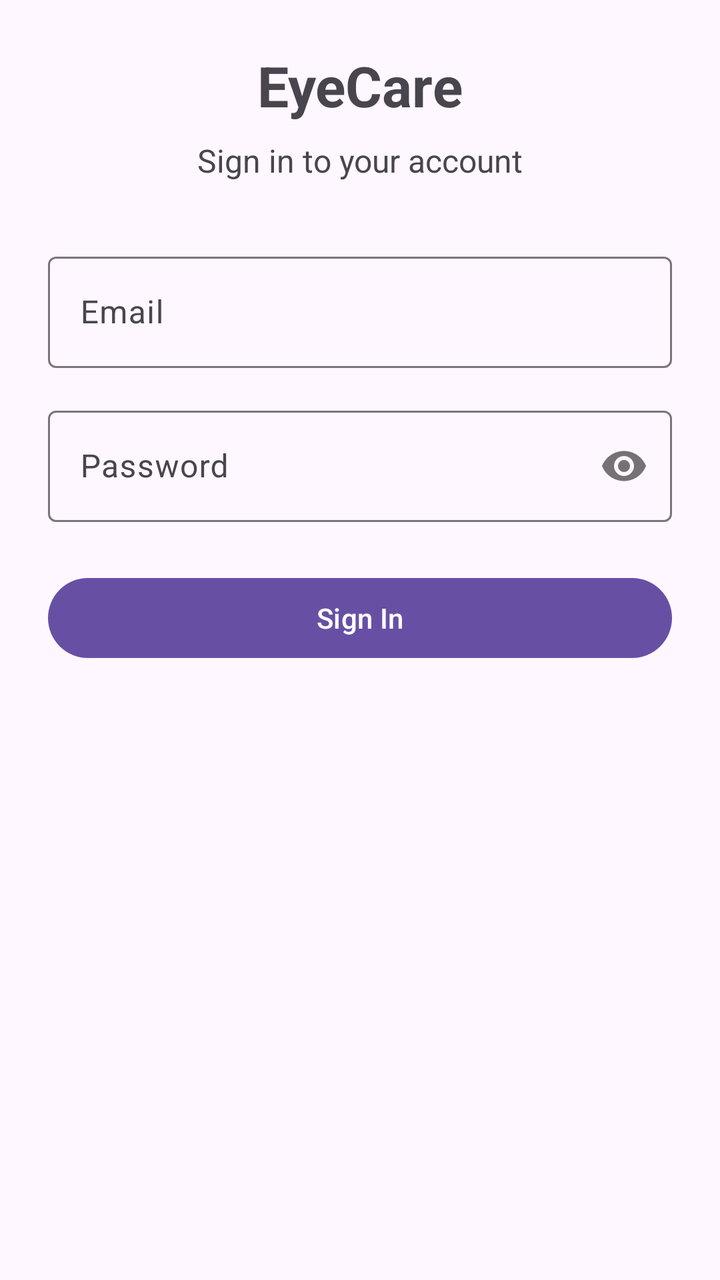
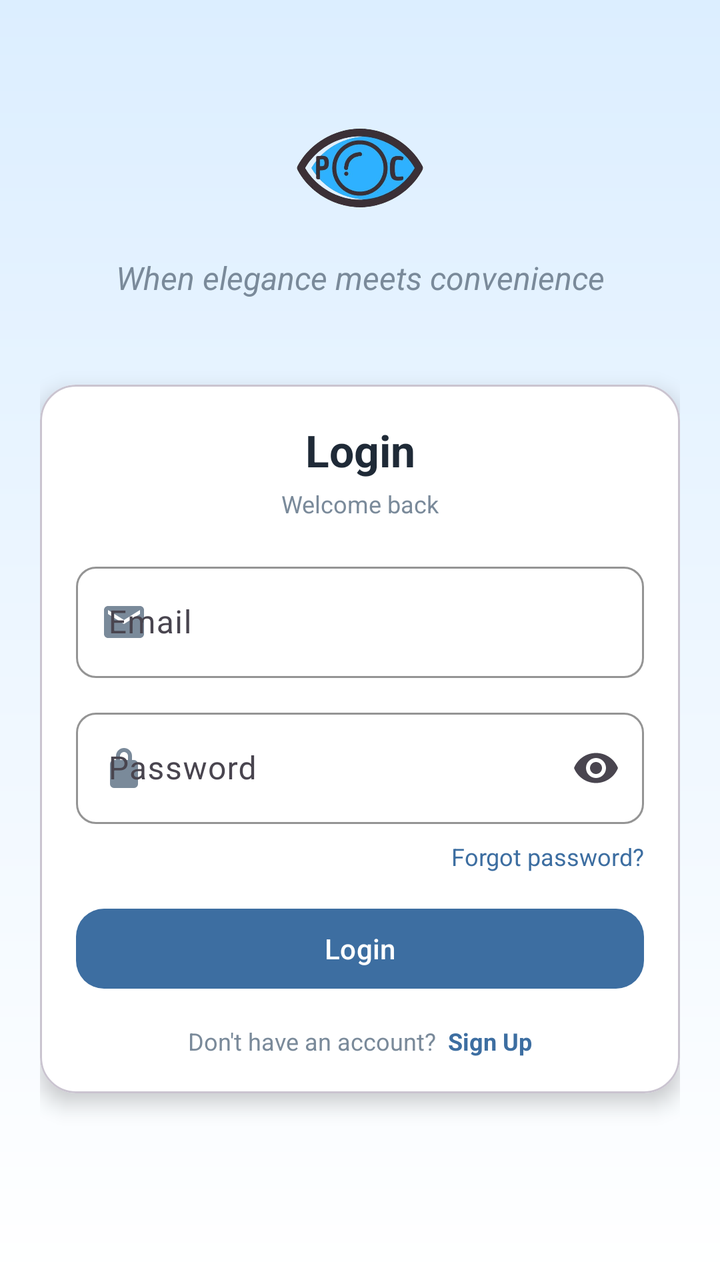

Screens rendered from an Android XML layout before and after an edit, with the pre-edit source and the edit as a unified diff.
<!-- AndroidManifest.xml: application theme Theme.OpticalSystem -->
<!-- res/layout/fragment_login.xml -->
<?xml version="1.0" encoding="utf-8"?>
<androidx.constraintlayout.widget.ConstraintLayout
    xmlns:android="http://schemas.android.com/apk/res/android"
    xmlns:app="http://schemas.android.com/apk/res-auto"
    android:layout_width="match_parent"
    android:layout_height="match_parent"
    android:padding="24dp">

    <TextView
        android:id="@+id/tvTitle"
        android:layout_width="wrap_content"
        android:layout_height="wrap_content"
        android:text="@string/app_name"
        android:textSize="28sp"
        android:textStyle="bold"
        app:layout_constraintBottom_toTopOf="@id/etEmail"
        app:layout_constraintEnd_toEndOf="parent"
        app:layout_constraintStart_toStartOf="parent"
        app:layout_constraintTop_toTopOf="parent"
        app:layout_constraintVertical_chainStyle="packed" />

    <TextView
        android:id="@+id/tvSubtitle"
        android:layout_width="wrap_content"
        android:layout_height="wrap_content"
        android:layout_marginTop="8dp"
        android:text="Sign in to your account"
        android:textSize="16sp"
        app:layout_constraintEnd_toEndOf="parent"
        app:layout_constraintStart_toStartOf="parent"
        app:layout_constraintTop_toBottomOf="@id/tvTitle" />

    <com.google.android.material.textfield.TextInputLayout
        android:id="@+id/tilEmail"
        android:layout_width="0dp"
        android:layout_height="wrap_content"
        android:layout_marginTop="32dp"
        app:layout_constraintEnd_toEndOf="parent"
        app:layout_constraintStart_toStartOf="parent"
        app:layout_constraintTop_toBottomOf="@id/tvSubtitle">

        <com.google.android.material.textfield.TextInputEditText
            android:id="@+id/etEmail"
            android:layout_width="match_parent"
            android:layout_height="wrap_content"
            android:hint="Email"
            android:inputType="textEmailAddress" />

    </com.google.android.material.textfield.TextInputLayout>

    <com.google.android.material.textfield.TextInputLayout
        android:id="@+id/tilPassword"
        android:layout_width="0dp"
        android:layout_height="wrap_content"
        android:layout_marginTop="16dp"
        app:passwordToggleEnabled="true"
        app:layout_constraintEnd_toEndOf="parent"
        app:layout_constraintStart_toStartOf="parent"
        app:layout_constraintTop_toBottomOf="@id/tilEmail">

        <com.google.android.material.textfield.TextInputEditText
            android:id="@+id/etPassword"
            android:layout_width="match_parent"
            android:layout_height="wrap_content"
            android:hint="Password"
            android:inputType="textPassword" />

    </com.google.android.material.textfield.TextInputLayout>

    <com.google.android.material.button.MaterialButton
        android:id="@+id/btnLogin"
        android:layout_width="0dp"
        android:layout_height="wrap_content"
        android:layout_marginTop="24dp"
        android:text="Sign In"
        app:layout_constraintEnd_toEndOf="parent"
        app:layout_constraintStart_toStartOf="parent"
        app:layout_constraintTop_toBottomOf="@id/tilPassword" />

    <ProgressBar
        android:id="@+id/progressBar"
        android:layout_width="wrap_content"
        android:layout_height="wrap_content"
        android:visibility="gone"
        app:layout_constraintBottom_toBottomOf="parent"
        app:layout_constraintEnd_toEndOf="parent"
        app:layout_constraintStart_toStartOf="parent"
        app:layout_constraintTop_toBottomOf="@id/btnLogin" />

</androidx.constraintlayout.widget.ConstraintLayout>
<!-- resources referenced by this layout -->
<resources>
  <string name="app_name">EyeCare</string>
  <style name="Theme.OpticalSystem" parent="Base.Theme.OpticalSystem" />
  <style name="Base.Theme.OpticalSystem" parent="Theme.Material3.DayNight.NoActionBar">
          
          
      </style>
</resources>

<!-- the commit's change to res/layout/fragment_login.xml (unified diff, before → after) -->
@@ -1,90 +1,198 @@
 <?xml version="1.0" encoding="utf-8"?>
-<androidx.constraintlayout.widget.ConstraintLayout
-    xmlns:android="http://schemas.android.com/apk/res/android"
+<androidx.constraintlayout.widget.ConstraintLayout xmlns:android="http://schemas.android.com/apk/res/android"
     xmlns:app="http://schemas.android.com/apk/res-auto"
     android:layout_width="match_parent"
     android:layout_height="match_parent"
-    android:padding="24dp">
+    android:background="@drawable/bg_login_gradient"
+    android:padding="20dp">
+
+    <ImageView
+        android:id="@+id/ivLogo"
+        android:layout_width="72dp"
+        android:layout_height="72dp"
+        android:layout_marginTop="28dp"
+        android:contentDescription="@string/app_name"
+        android:scaleType="fitCenter"
+        android:src="@drawable/login_logo"
+        app:layout_constraintEnd_toEndOf="parent"
+        app:layout_constraintStart_toStartOf="parent"
+        app:layout_constraintTop_toTopOf="parent" />
 
     <TextView
-        android:id="@+id/tvTitle"
-        android:layout_width="wrap_content"
-        android:layout_height="wrap_content"
-        android:text="@string/app_name"
-        android:textSize="28sp"
-        android:textStyle="bold"
-        app:layout_constraintBottom_toTopOf="@id/etEmail"
-        app:layout_constraintEnd_toEndOf="parent"
-        app:layout_constraintStart_toStartOf="parent"
-        app:layout_constraintTop_toTopOf="parent"
-        app:layout_constraintVertical_chainStyle="packed" />
-
-    <TextView
-        android:id="@+id/tvSubtitle"
+        android:id="@+id/tvTagline"
         android:layout_width="wrap_content"
         android:layout_height="wrap_content"
         android:layout_marginTop="8dp"
-        android:text="Sign in to your account"
+        android:text="@string/login_tagline"
+        android:textColor="@color/login_hint"
         android:textSize="16sp"
+        android:textStyle="italic"
         app:layout_constraintEnd_toEndOf="parent"
         app:layout_constraintStart_toStartOf="parent"
-        app:layout_constraintTop_toBottomOf="@id/tvTitle" />
+        app:layout_constraintTop_toBottomOf="@id/ivLogo" />
 
-    <com.google.android.material.textfield.TextInputLayout
-        android:id="@+id/tilEmail"
+    <com.google.android.material.card.MaterialCardView
+        android:id="@+id/cardLogin"
         android:layout_width="0dp"
         android:layout_height="wrap_content"
-        android:layout_marginTop="32dp"
-        app:layout_constraintEnd_toEndOf="parent"
-        app:layout_constraintStart_toStartOf="parent"
-        app:layout_constraintTop_toBottomOf="@id/tvSubtitle">
-
-        <com.google.android.material.textfield.TextInputEditText
-            android:id="@+id/etEmail"
-            android:layout_width="match_parent"
-            android:layout_height="wrap_content"
-            android:hint="Email"
-            android:inputType="textEmailAddress" />
-
-    </com.google.android.material.textfield.TextInputLayout>
-
-    <com.google.android.material.textfield.TextInputLayout
-        android:id="@+id/tilPassword"
-        android:layout_width="0dp"
-        android:layout_height="wrap_content"
-        android:layout_marginTop="16dp"
-        app:passwordToggleEnabled="true"
-        app:layout_constraintEnd_toEndOf="parent"
-        app:layout_constraintStart_toStartOf="parent"
-        app:layout_constraintTop_toBottomOf="@id/tilEmail">
-
-        <com.google.android.material.textfield.TextInputEditText
-            android:id="@+id/etPassword"
-            android:layout_width="match_parent"
-            android:layout_height="wrap_content"
-            android:hint="Password"
-            android:inputType="textPassword" />
-
-    </com.google.android.material.textfield.TextInputLayout>
-
-    <com.google.android.material.button.MaterialButton
-        android:id="@+id/btnLogin"
-        android:layout_width="0dp"
-        android:layout_height="wrap_content"
-        android:layout_marginTop="24dp"
-        android:text="Sign In"
-        app:layout_constraintEnd_toEndOf="parent"
-        app:layout_constraintStart_toStartOf="parent"
-        app:layout_constraintTop_toBottomOf="@id/tilPassword" />
-
-    <ProgressBar
-        android:id="@+id/progressBar"
-        android:layout_width="wrap_content"
-        android:layout_height="wrap_content"
-        android:visibility="gone"
+        android:layout_marginTop="18dp"
+        app:cardBackgroundColor="@color/login_surface"
+        app:cardCornerRadius="18dp"
+        app:cardElevation="6dp"
+        app:contentPadding="18dp"
         app:layout_constraintBottom_toBottomOf="parent"
         app:layout_constraintEnd_toEndOf="parent"
         app:layout_constraintStart_toStartOf="parent"
-        app:layout_constraintTop_toBottomOf="@id/btnLogin" />
+        app:layout_constraintTop_toBottomOf="@id/tvTagline"
+        app:layout_constraintVertical_bias="0.25">
+
+        <androidx.constraintlayout.widget.ConstraintLayout
+            android:layout_width="match_parent"
+            android:layout_height="wrap_content">
+
+            <TextView
+                android:id="@+id/tvTitle"
+                android:layout_width="wrap_content"
+                android:layout_height="wrap_content"
+                android:text="@string/login_title"
+                android:textColor="@color/login_title"
+                android:textSize="22sp"
+                android:textStyle="bold"
+                app:layout_constraintEnd_toEndOf="parent"
+                app:layout_constraintStart_toStartOf="parent"
+                app:layout_constraintTop_toTopOf="parent" />
+
+            <TextView
+                android:id="@+id/tvSubtitle"
+                android:layout_width="wrap_content"
+                android:layout_height="wrap_content"
+                android:layout_marginTop="4dp"
+                android:text="@string/login_subtitle"
+                android:textColor="@color/login_hint"
+                android:textSize="12sp"
+                app:layout_constraintEnd_toEndOf="parent"
+                app:layout_constraintStart_toStartOf="parent"
+                app:layout_constraintTop_toBottomOf="@id/tvTitle" />
+
+            <com.google.android.material.textfield.TextInputLayout
+                android:id="@+id/tilEmail"
+                android:layout_width="0dp"
+                android:layout_height="wrap_content"
+                android:layout_marginTop="18dp"
+                app:boxBackgroundMode="outline"
+                app:boxCornerRadiusBottomEnd="10dp"
+                app:boxCornerRadiusBottomStart="10dp"
+                app:boxCornerRadiusTopEnd="10dp"
+                app:boxCornerRadiusTopStart="10dp"
+                app:boxStrokeColor="@color/login_outline"
+                app:hintTextColor="@color/login_hint"
+                app:startIconDrawable="@drawable/ic_email_24"
+                app:startIconTint="@color/login_hint"
+                app:layout_constraintEnd_toEndOf="parent"
+                app:layout_constraintStart_toStartOf="parent"
+                app:layout_constraintTop_toBottomOf="@id/tvSubtitle">
+
+                <com.google.android.material.textfield.TextInputEditText
+                    android:id="@+id/etEmail"
+                    android:layout_width="match_parent"
+                    android:layout_height="wrap_content"
+                    android:hint="@string/email"
+                    android:inputType="textEmailAddress" />
+
+            </com.google.android.material.textfield.TextInputLayout>
+
+            <com.google.android.material.textfield.TextInputLayout
+                android:id="@+id/tilPassword"
+                android:layout_width="0dp"
+                android:layout_height="wrap_content"
+                android:layout_marginTop="12dp"
+                app:boxBackgroundMode="outline"
+                app:boxCornerRadiusBottomEnd="10dp"
+                app:boxCornerRadiusBottomStart="10dp"
+                app:boxCornerRadiusTopEnd="10dp"
+                app:boxCornerRadiusTopStart="10dp"
+                app:boxStrokeColor="@color/login_outline"
+                app:endIconMode="password_toggle"
+                app:hintTextColor="@color/login_hint"
+                app:startIconDrawable="@drawable/ic_lock_24"
+                app:startIconTint="@color/login_hint"
+                app:layout_constraintEnd_toEndOf="parent"
+                app:layout_constraintStart_toStartOf="parent"
+                app:layout_constraintTop_toBottomOf="@id/tilEmail">
+
+                <com.google.android.material.textfield.TextInputEditText
+                    android:id="@+id/etPassword"
+                    android:layout_width="match_parent"
+                    android:layout_height="wrap_content"
+                    android:hint="@string/password"
+                    android:inputType="textPassword" />
+
+            </com.google.android.material.textfield.TextInputLayout>
+
+            <TextView
+                android:id="@+id/tvForgotPassword"
+                android:layout_width="wrap_content"
+                android:layout_height="wrap_content"
+                android:layout_marginTop="8dp"
+                android:text="@string/forgot_password"
+                android:textColor="@color/login_link"
+                android:textSize="12sp"
+                app:layout_constraintEnd_toEndOf="parent"
+                app:layout_constraintTop_toBottomOf="@id/tilPassword" />
+
+            <com.google.android.material.button.MaterialButton
+                android:id="@+id/btnLogin"
+                android:layout_width="0dp"
+                android:layout_height="48dp"
+                android:layout_marginTop="14dp"
+                android:text="@string/login"
+                android:textAllCaps="false"
+                android:textColor="@android:color/white"
+                app:backgroundTint="@color/login_primary"
+                app:cornerRadius="14dp"
+                app:layout_constraintEnd_toEndOf="parent"
+                app:layout_constraintStart_toStartOf="parent"
+                app:layout_constraintTop_toBottomOf="@id/tvForgotPassword" />
+
+            <ProgressBar
+                android:id="@+id/progressBar"
+                android:layout_width="24dp"
+                android:layout_height="24dp"
+                android:layout_marginTop="10dp"
+                android:visibility="gone"
+                app:layout_constraintEnd_toEndOf="@id/btnLogin"
+                app:layout_constraintStart_toStartOf="@id/btnLogin"
+                app:layout_constraintTop_toBottomOf="@id/btnLogin" />
+
+            <LinearLayout
+                android:id="@+id/rowSignup"
+                android:layout_width="wrap_content"
+                android:layout_height="wrap_content"
+                android:layout_marginTop="14dp"
+                android:orientation="horizontal"
+                app:layout_constraintEnd_toEndOf="parent"
+                app:layout_constraintStart_toStartOf="parent"
+                app:layout_constraintTop_toBottomOf="@id/progressBar">
+
+                <TextView
+                    android:layout_width="wrap_content"
+                    android:layout_height="wrap_content"
+                    android:text="@string/no_account"
+                    android:textColor="@color/login_hint"
+                    android:textSize="12sp" />
+
+                <TextView
+                    android:id="@+id/tvSignUp"
+                    android:layout_width="wrap_content"
+                    android:layout_height="wrap_content"
+                    android:layout_marginStart="6dp"
+                    android:text="@string/sign_up"
+                    android:textColor="@color/login_link"
+                    android:textSize="12sp"
+                    android:textStyle="bold" />
+            </LinearLayout>
+
+        </androidx.constraintlayout.widget.ConstraintLayout>
+    </com.google.android.material.card.MaterialCardView>
 
 </androidx.constraintlayout.widget.ConstraintLayout>
<!-- resource entries referenced after the edit -->
@@ -1,6 +1,53 @@
 <!-- resources referenced by this layout -->
 <resources>
+  <color name="login_hint">#7A8A9A</color>
+  <color name="login_link">#3D6EA1</color>
+  <color name="login_outline">#D7DDE4</color>
+  <color name="login_primary">#3D6EA1</color>
+  <color name="login_surface">#FFFFFFFF</color>
+  <color name="login_title">#1F2A37</color>
+  <!-- drawable bg_login_gradient (drawable) -->
+  <?xml version="1.0" encoding="utf-8"?>
+  <shape xmlns:android="http://schemas.android.com/apk/res/android" android:shape="rectangle">
+      <gradient
+          android:angle="270"
+          android:endColor="#FFFFFFFF"
+          android:startColor="#DCEEFF"
+          android:type="linear" />
+  </shape>
+  <!-- drawable ic_email_24 (drawable) -->
+  <?xml version="1.0" encoding="utf-8"?>
+  <vector xmlns:android="http://schemas.android.com/apk/res/android"
+      android:width="24dp"
+      android:height="24dp"
+      android:viewportWidth="24"
+      android:viewportHeight="24">
+      <path
+          android:fillColor="#6B7A8A"
+          android:pathData="M20,4H4c-1.1,0-2,0.9-2,2v12c0,1.1 0.9,2 2,2h16c1.1,0 2-0.9 2-2V6c0-1.1-0.9-2-2-2zM20,8l-8,5 -8,-5V6l8,5 8,-5v2z" />
+  </vector>
+  <!-- drawable ic_lock_24 (drawable) -->
+  <?xml version="1.0" encoding="utf-8"?>
+  <vector xmlns:android="http://schemas.android.com/apk/res/android"
+      android:width="24dp"
+      android:height="24dp"
+      android:viewportWidth="24"
+      android:viewportHeight="24">
+      <path
+          android:fillColor="#6B7A8A"
+          android:pathData="M12,17a2,2 0,0 0,2 -2a2,2 0,0 0,-2 -2a2,2 0,0 0,-2 2a2,2 0,0 0,2 2zM17,8h-1V6a4,4 0,0 0,-8 0v2H7a2,2 0,0 0,-2 2v10a2,2 0,0 0,2 2h10a2,2 0,0 0,2 -2V10a2,2 0,0 0,-2 -2zM10,6a2,2 0,0 1,4 0v2h-4V6z" />
+  </vector>
+  <!-- drawable login_logo: png bitmap (drawable-nodpi, 153637 bytes) -->
   <string name="app_name">EyeCare</string>
+  <string name="email">Email</string>
+  <string name="forgot_password">Forgot password?</string>
+  <string name="login">Login</string>
+  <string name="login_subtitle">Welcome back</string>
+  <string name="login_tagline">When elegance meets convenience</string>
+  <string name="login_title">Login</string>
+  <string name="no_account">Don\'t have an account?</string>
+  <string name="password">Password</string>
+  <string name="sign_up">Sign Up</string>
   <style name="Theme.OpticalSystem" parent="Base.Theme.OpticalSystem" />
   <style name="Base.Theme.OpticalSystem" parent="Theme.Material3.DayNight.NoActionBar">
           
